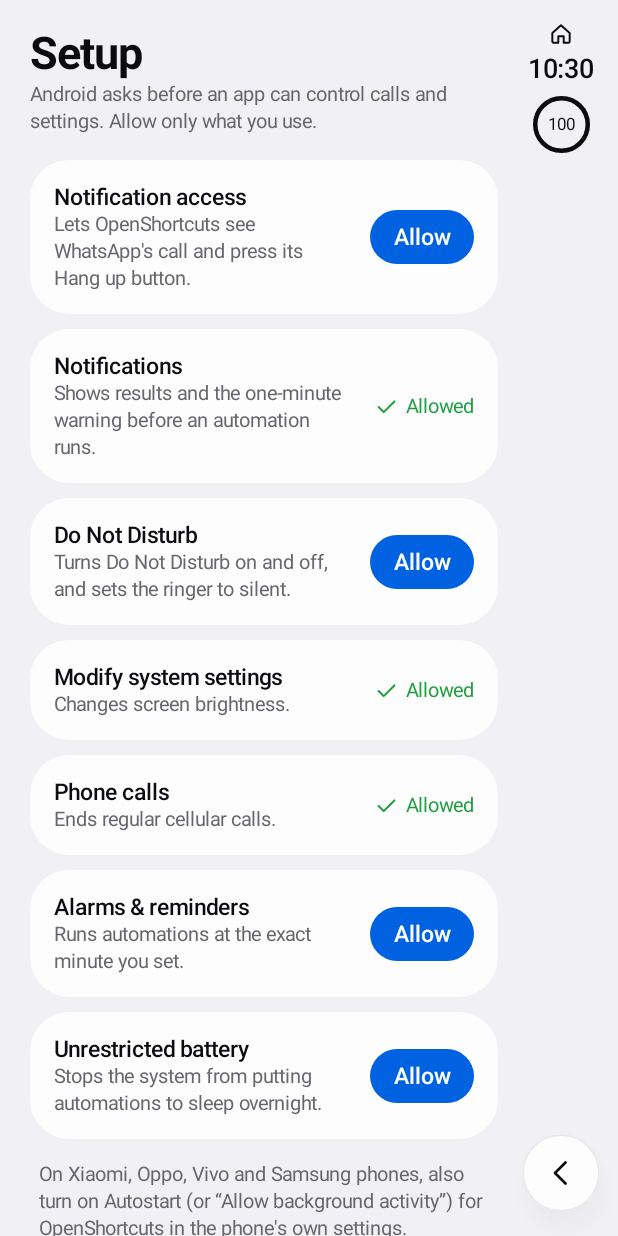
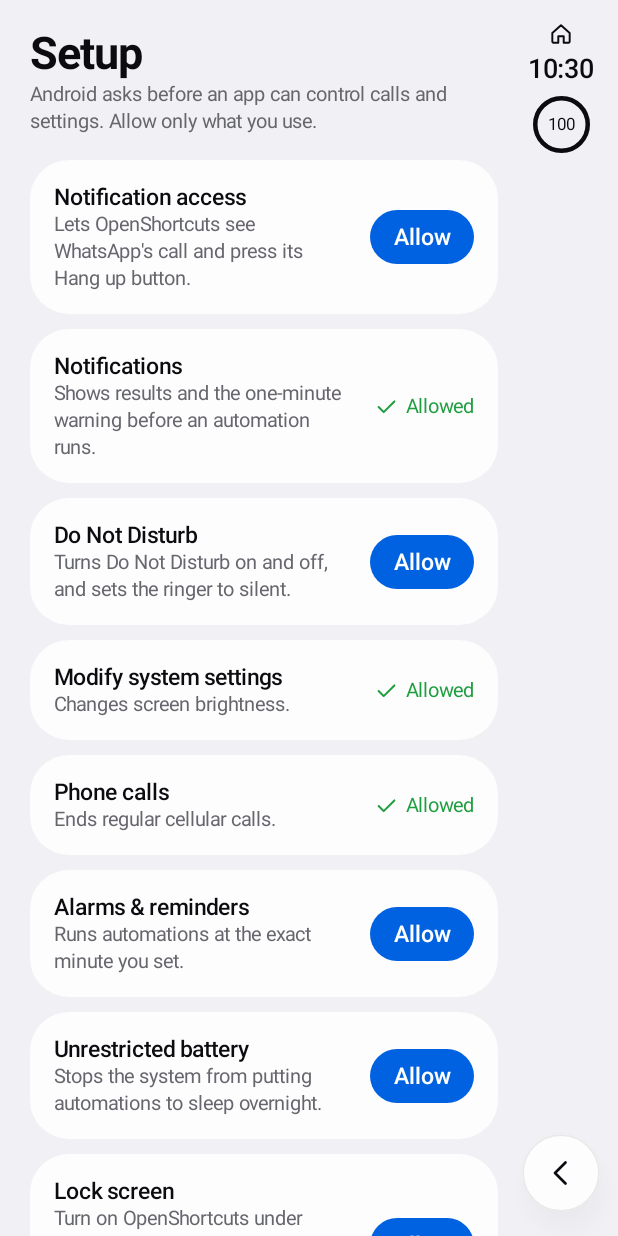
Before and after one commit to egagofur/OpenShortcuts, an Android app built with Jetpack Compose: the screen it shows after launch (MainActivity), after a tap on "Setup", on a phone screen of 412 x 824 dp. Run offline under Robolectric (Android 15) with nearby library versions, the phone set to English and light mode, and no system bars.

Commit message:
Add Speak Text and Lock Screen actions
- Speak Text uses the system TextToSpeech voice and waits until speech
  finishes, so a following Lock Screen doesn't cut it off
- Lock Screen goes through a minimal accessibility service (no event types,
  no window content) so fingerprint/face unlock keep working, unlike
  device-admin lockNow()
- New Setup entry for Accessibility, plus a hint about Android's
  'Restricted setting' prompt for sideloaded apps
- Setup banner icon reflects what's actually missing

Co-Authored-By: Claude Opus 5.5 <noreply@anthropic.com>

```diff
--- a/app/src/main/java/app/openshortcuts/engine/Perms.kt
+++ b/app/src/main/java/app/openshortcuts/engine/Perms.kt
@@ -23,7 +23,8 @@ enum class Perm(val title: String, val why: String, val runtime: String? = null)
     WriteSettings("Modify system settings", "Changes screen brightness."),
     PhoneCalls("Phone calls", "Ends regular cellular calls.", Manifest.permission.ANSWER_PHONE_CALLS),
     Alarms("Alarms & reminders", "Runs automations at the exact minute you set."),
-    Battery("Unrestricted battery", "Stops the system from putting automations to sleep overnight.");
+    Battery("Unrestricted battery", "Stops the system from putting automations to sleep overnight."),
+    Accessibility("Lock screen", "Turn on OpenShortcuts under Accessibility to use the Lock Screen action. It reads nothing on screen.");
 
     fun granted(ctx: Context): Boolean = when (this) {
         CallAccess -> CallWatcher.isEnabled(ctx)
@@ -33,6 +34,7 @@ enum class Perm(val title: String, val why: String, val runtime: String? = null)
         PhoneCalls -> ctx.checkSelfPermission(runtime!!) == PackageManager.PERMISSION_GRANTED
         Alarms -> Build.VERSION.SDK_INT < 31 || ctx.getSystemService(AlarmManager::class.java).canScheduleExactAlarms()
         Battery -> ctx.getSystemService(PowerManager::class.java).isIgnoringBatteryOptimizations(ctx.packageName)
+        Accessibility -> LockService.isEnabled(ctx)
     }
 
     /** Settings screen for the special-access ones. */
@@ -50,6 +52,7 @@ enum class Perm(val title: String, val why: String, val runtime: String? = null)
             Alarms -> Intent(Settings.ACTION_REQUEST_SCHEDULE_EXACT_ALARM, pkg)
             @Suppress("BatteryLife")
             Battery -> Intent(Settings.ACTION_REQUEST_IGNORE_BATTERY_OPTIMIZATIONS, pkg)
+            Accessibility -> Intent(Settings.ACTION_ACCESSIBILITY_SETTINGS)
             else -> Intent(Settings.ACTION_APPLICATION_DETAILS_SETTINGS, pkg)
         }
     }
@@ -61,6 +64,7 @@ enum class Perm(val title: String, val why: String, val runtime: String? = null)
             ActionType.DND, ActionType.RINGER -> listOf(Dnd)
             ActionType.BRIGHTNESS -> listOf(WriteSettings)
             ActionType.NOTIFY -> listOf(Notifications)
+            ActionType.LOCK -> listOf(Accessibility)
             else -> emptyList()
         }
 
--- a/app/src/main/java/app/openshortcuts/model/Model.kt
+++ b/app/src/main/java/app/openshortcuts/model/Model.kt
@@ -75,6 +75,10 @@ enum class ActionType(
         listOf(ParamSpec("state", ParamKind.CHOICE, "On", listOf("On", "Off"))),
     ),
     VIBRATE("Vibrate Device", "Vibrate device", Category.Device, Tint.Gray, "vibrate"),
+    LOCK(
+        "Lock Screen", "Lock screen", Category.Device, Tint.Gray, "lock",
+        summary = "Turns the screen off and locks it. Fingerprint and face unlock keep working.",
+    ),
     BATTERY(
         "Get Battery Level", "Get battery level", Category.Device, Tint.Green, "battery",
         output = "Battery Level",
@@ -154,6 +158,11 @@ enum class ActionType(
     SHOW(
         "Show Result", "Show {input}", Category.Text, Tint.Yellow, "quote",
         listOf(ParamSpec("input", ParamKind.INPUT, "@prev", placeholder = "Text")),
+    ),
+    SPEAK(
+        "Speak Text", "Speak {input}", Category.Text, Tint.Purple, "volume",
+        listOf(ParamSpec("input", ParamKind.INPUT, "@prev", placeholder = "Text")),
+        summary = "Reads text aloud with the phone's voice.",
     ),
     COPY(
         "Copy to Clipboard", "Copy {input} to clipboard", Category.Text, Tint.Blue, "copy",
--- a/app/src/main/java/app/openshortcuts/ui/EditorScreen.kt
+++ b/app/src/main/java/app/openshortcuts/ui/EditorScreen.kt
@@ -550,6 +550,8 @@ private fun keywords(t: ActionType): List<String> = when (t) {
     ActionType.FLASHLIGHT -> listOf("senter", "torch")
     ActionType.NOTIFY -> listOf("notifikasi", "alert")
     ActionType.BATTERY -> listOf("baterai")
+    ActionType.LOCK -> listOf("kunci", "layar", "lock", "screen off", "matikan")
+    ActionType.SPEAK -> listOf("bicara", "ucapkan", "baca", "suara", "tts", "say")
     ActionType.REPEAT -> listOf("ulang", "loop", "berulang")
     ActionType.MENU -> listOf("menu", "pilih", "pilihan", "choose")
     ActionType.ASK -> listOf("tanya", "input", "masukan", "prompt")
--- a/app/src/main/java/app/openshortcuts/ui/Glyphs.kt
+++ b/app/src/main/java/app/openshortcuts/ui/Glyphs.kt
@@ -61,6 +61,7 @@ object Glyphs {
         "repeat" to listOf("M17 2.5l3 3-3 3", "M4 11.5v-2a4 4 0 0 1 4-4h12", "M7 21.5l-3-3 3-3", "M20 12.5v2a4 4 0 0 1-4 4H4"),
         "menu" to listOf("M9 6.5h11M9 12h11M9 17.5h11", "M4.5 6.5h.01M4.5 12h.01M4.5 17.5h.01"),
         "braces" to listOf("M8 4.5a2.5 2.5 0 0 0-2.5 2.5v2.5L4 12l1.5 2.5V17A2.5 2.5 0 0 0 8 19.5", "M16 4.5a2.5 2.5 0 0 1 2.5 2.5v2.5L20 12l-1.5 2.5V17a2.5 2.5 0 0 1-2.5 2.5"),
+        "lock" to listOf("M7 10.5h10a1.5 1.5 0 0 1 1.5 1.5v7a1.5 1.5 0 0 1-1.5 1.5H7A1.5 1.5 0 0 1 5.5 19v-7A1.5 1.5 0 0 1 7 10.5z", "M8.5 10.5V7.5a3.5 3.5 0 0 1 7 0v3"),
         "wifi" to listOf("M2.5 9a14 14 0 0 1 19 0", "M5.5 12.3a9.5 9.5 0 0 1 13 0", "M8.6 15.5a5 5 0 0 1 6.8 0", "M12 19v.01"),
         "bolt" to listOf("M13 2.5L5.5 13.5h6L10.5 21.5l8-11h-6z"),
     )
--- a/app/src/main/java/app/openshortcuts/ui/HomeScreen.kt
+++ b/app/src/main/java/app/openshortcuts/ui/HomeScreen.kt
@@ -138,7 +138,8 @@ private fun SetupBanner(missing: List<Perm>, onSetup: () -> Unit) {
     val c = Theme.c
     Card(Modifier.fillMaxWidth().pressable(onClick = onSetup, label = "Open setup")) {
         Row(Modifier.padding(16.dp), verticalAlignment = Alignment.CenterVertically) {
-            IconTile("phoneOff", app.openshortcuts.model.Tint.Green.color(), size = 34.dp)
+            if (Perm.CallAccess in missing) IconTile("phoneOff", app.openshortcuts.model.Tint.Green.color(), size = 34.dp)
+            else IconTile("sliders", app.openshortcuts.model.Tint.Gray.color(), size = 34.dp)
             Spacer(Modifier.width(12.dp))
             Column(Modifier.weight(1f)) {
                 Text("Finish setup", style = Theme.t.label, color = c.ink)
--- a/app/src/main/java/app/openshortcuts/ui/SetupScreen.kt
+++ b/app/src/main/java/app/openshortcuts/ui/SetupScreen.kt
@@ -84,7 +84,8 @@ fun SetupScreen(tick: Int, onBack: () -> Unit) {
             }
             Spacer(Modifier.height(16.dp))
             Text(
-                "On Xiaomi, Oppo, Vivo and Samsung phones, also turn on Autostart (or “Allow background activity”) for OpenShortcuts in the phone's own settings. Otherwise night automations can be killed.",
+                "On Xiaomi, Oppo, Vivo and Samsung phones, also turn on Autostart (or “Allow background activity”) for OpenShortcuts in the phone's own settings. Otherwise night automations can be killed.\n\n" +
+                    "If Android says “Restricted setting” when you turn on Accessibility or notification access, open App info for OpenShortcuts, tap ⋮, choose “Allow restricted settings”, then try again.",
                 style = Theme.t.small, color = c.ink2, modifier = Modifier.padding(horizontal = 6.dp),
             )
         }
--- /dev/null
+++ b/app/src/main/res/values/strings.xml
@@ -0,0 +1,3 @@
+<resources>
+    <string name="lock_service_description">Lets the Lock Screen action lock your phone. OpenShortcuts doesn\'t read or change anything on your screen.</string>
+</resources>
```
Also changed, not shown: app/src/main/AndroidManifest.xml (+13 -0 lines), app/src/main/java/app/openshortcuts/engine/LockService.kt (added, +35 -0 lines), app/src/main/java/app/openshortcuts/engine/Runner.kt (+37 -0 lines), app/src/main/res/xml/lock_service.xml (added, +8 -0 lines), 2 other files.
